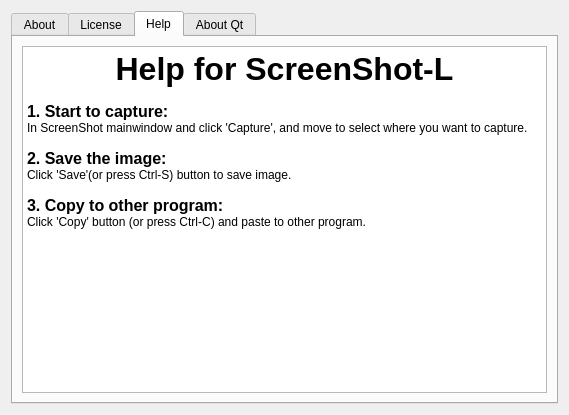
Before: the Qt Designer form about.ui in langong-dev/ScreenShot-L, drawn with Qt 5.
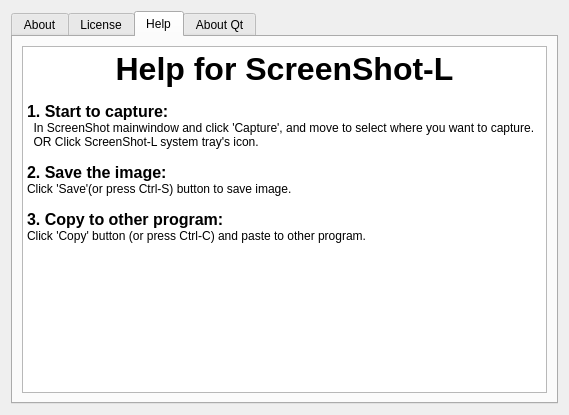
After: the same form once the commit is applied. The open tabs and pages were chosen to show the change. Icons and pictures are not drawn.

Commit message: Add shortcut 'Ctrl-Q' to exit app; Add clicking system tray icon to captures

```diff
--- a/about.ui
+++ b/about.ui
@@ -103,7 +103,8 @@
 &lt;p align=&quot;center&quot; style=&quot; margin-top:0px; margin-bottom:0px; margin-left:0px; margin-right:0px; -qt-block-indent:0; text-indent:0px;&quot;&gt;&lt;span style=&quot; font-size:24pt; font-weight:600;&quot;&gt;Help for ScreenShot-L&lt;/span&gt;&lt;/p&gt;
 &lt;p style=&quot;-qt-paragraph-type:empty; margin-top:0px; margin-bottom:0px; margin-left:0px; margin-right:0px; -qt-block-indent:0; text-indent:0px;&quot;&gt;&lt;br /&gt;&lt;/p&gt;
 &lt;p style=&quot; margin-top:0px; margin-bottom:0px; margin-left:0px; margin-right:0px; -qt-block-indent:0; text-indent:0px;&quot;&gt;&lt;span style=&quot; font-size:12pt; font-weight:600;&quot;&gt;1. Start to capture:&lt;/span&gt;&lt;/p&gt;
-&lt;p style=&quot; margin-top:0px; margin-bottom:0px; margin-left:0px; margin-right:0px; -qt-block-indent:0; text-indent:0px;&quot;&gt;In ScreenShot mainwindow and click 'Capture', and move to select where you want to capture.&lt;/p&gt;
+&lt;p style=&quot; margin-top:0px; margin-bottom:0px; margin-left:0px; margin-right:0px; -qt-block-indent:0; text-indent:0px;&quot;&gt;  In ScreenShot mainwindow and click 'Capture', and move to select where you want to capture.&lt;/p&gt;
+&lt;p style=&quot; margin-top:0px; margin-bottom:0px; margin-left:0px; margin-right:0px; -qt-block-indent:0; text-indent:0px;&quot;&gt;  OR Click ScreenShot-L system tray's icon.&lt;/p&gt;
 &lt;p style=&quot;-qt-paragraph-type:empty; margin-top:0px; margin-bottom:0px; margin-left:0px; margin-right:0px; -qt-block-indent:0; text-indent:0px;&quot;&gt;&lt;br /&gt;&lt;/p&gt;
 &lt;p style=&quot; margin-top:0px; margin-bottom:0px; margin-left:0px; margin-right:0px; -qt-block-indent:0; text-indent:0px;&quot;&gt;&lt;span style=&quot; font-size:12pt; font-weight:600;&quot;&gt;2. Save the image:&lt;/span&gt;&lt;/p&gt;
 &lt;p style=&quot; margin-top:0px; margin-bottom:0px; margin-left:0px; margin-right:0px; -qt-block-indent:0; text-indent:0px;&quot;&gt;Click 'Save'(or press Ctrl-S) button to save image.&lt;/p&gt;
```
Left out of the diff: 2 changed lines with no effect on the pictures. The commit also changes 7 other files.
